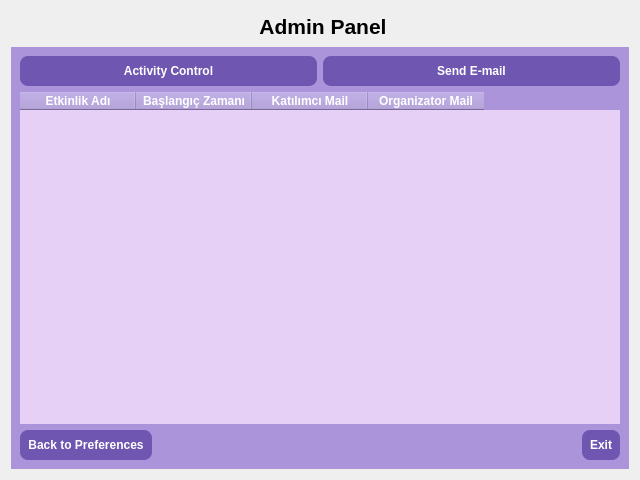
KursaDSc/Python-Module-Week7, file ui/admin_panel.ui: the form before one commit.
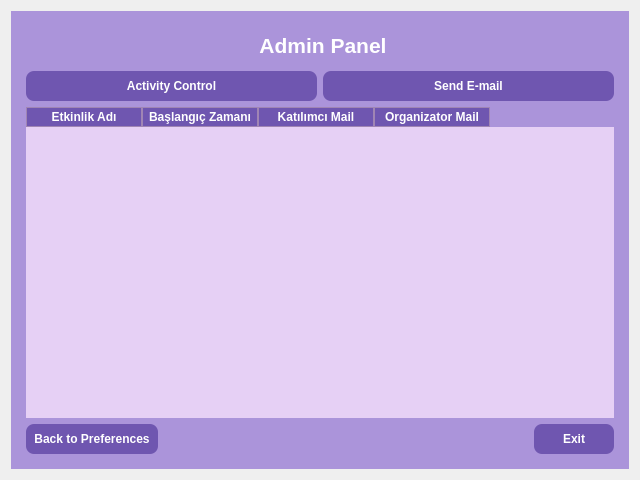
The form after the commit. Icons and pictures are not drawn.

Patch:
```diff
--- a/ui/admin_panel.ui
+++ b/ui/admin_panel.ui
@@ -33,6 +33,39 @@
   </property>
   <layout class="QVBoxLayout" name="verticalLayout">
    <item>
+    <widget class="QFrame" name="frame">
+     <property name="styleSheet">
+      <string notr="true">
+
+QFrame {
+    background-color: #ab94da;
+    border: none;
+	border-radius: 10 px;
+}
+
+
+</string>
+     </property>
+     <property name="frameShape">
+      <enum>QFrame::Shape::StyledPanel</enum>
+     </property>
+     <property name="frameShadow">
+      <enum>QFrame::Shadow::Raised</enum>
+     </property>
+     <layout class="QVBoxLayout" name="verticalLayout_3" stretch="10,5,80,5">
+      <property name="leftMargin">
+       <number>15</number>
+      </property>
+      <property name="topMargin">
+       <number>15</number>
+      </property>
+      <property name="rightMargin">
+       <number>15</number>
+      </property>
+      <property name="bottomMargin">
+       <number>15</number>
+      </property>
+      <item>
     <layout class="QHBoxLayout" name="horizontalLayout_5">
      <item>
       <widget class="QLabel" name="label">
@@ -61,6 +94,9 @@
          <bold>true</bold>
         </font>
        </property>
+          <property name="styleSheet">
+           <string notr="true">color: rgb(255, 255, 255);</string>
+          </property>
        <property name="text">
         <string>Admin Panel</string>
        </property>
@@ -88,30 +124,23 @@
     </layout>
    </item>
    <item>
-    <widget class="QFrame" name="frame">
-     <property name="styleSheet">
-      <string notr="true">QFrame {
-    background-color: #ab94da;
-    border: none;
-}
-</string>
-     </property>
-     <property name="frameShape">
-      <enum>QFrame::Shape::StyledPanel</enum>
-     </property>
-     <property name="frameShadow">
-      <enum>QFrame::Shadow::Raised</enum>
-     </property>
-     <layout class="QVBoxLayout" name="verticalLayout_3">
-      <item>
        <layout class="QHBoxLayout" name="searchLayout">
         <item>
          <widget class="QPushButton" name="searchButton">
+          <property name="sizePolicy">
+           <sizepolicy hsizetype="Minimum" vsizetype="Fixed">
+            <horstretch>0</horstretch>
+            <verstretch>0</verstretch>
+           </sizepolicy>
+          </property>
+          <property name="baseSize">
+           <size>
+            <width>0</width>
+            <height>0</height>
+           </size>
+          </property>
           <property name="styleSheet">
-           <string notr="true">QHeaderView::section {
-    color: red; /* Burada istediğin rengi yazabilirsin */
-    font-weight: bold; /* İsteğe bağlı: yazıyı kalın yapar */
-}
+           <string notr="true">
 QPushButton {
     background-color: #6f56b0;
     color: white;
@@ -136,6 +165,12 @@
         </item>
         <item>
          <widget class="QPushButton" name="email_button">
+          <property name="sizePolicy">
+           <sizepolicy hsizetype="Minimum" vsizetype="Fixed">
+            <horstretch>0</horstretch>
+            <verstretch>0</verstretch>
+           </sizepolicy>
+          </property>
           <property name="styleSheet">
            <string notr="true">QPushButton {
     background-color: #6f56b0;
@@ -229,6 +264,33 @@
              </color>
             </brush>
            </colorrole>
+           <colorrole role="Highlight">
+            <brush brushstyle="SolidPattern">
+             <color alpha="255">
+              <red>0</red>
+              <green>170</green>
+              <blue>255</blue>
+             </color>
+            </brush>
+           </colorrole>
+           <colorrole role="HighlightedText">
+            <brush brushstyle="SolidPattern">
+             <color alpha="255">
+              <red>0</red>
+              <green>0</green>
+              <blue>0</blue>
+             </color>
+            </brush>
+           </colorrole>
+           <colorrole role="AlternateBase">
+            <brush brushstyle="SolidPattern">
+             <color alpha="255">
+              <red>249</red>
+              <green>249</green>
+              <blue>249</blue>
+             </color>
+            </brush>
+           </colorrole>
            <colorrole role="PlaceholderText">
             <brush brushstyle="SolidPattern">
              <color alpha="128">
@@ -294,6 +356,33 @@
              </color>
             </brush>
            </colorrole>
+           <colorrole role="Highlight">
+            <brush brushstyle="SolidPattern">
+             <color alpha="255">
+              <red>0</red>
+              <green>170</green>
+              <blue>255</blue>
+             </color>
+            </brush>
+           </colorrole>
+           <colorrole role="HighlightedText">
+            <brush brushstyle="SolidPattern">
+             <color alpha="255">
+              <red>0</red>
+              <green>0</green>
+              <blue>0</blue>
+             </color>
+            </brush>
+           </colorrole>
+           <colorrole role="AlternateBase">
+            <brush brushstyle="SolidPattern">
+             <color alpha="255">
+              <red>249</red>
+              <green>249</green>
+              <blue>249</blue>
+             </color>
+            </brush>
+           </colorrole>
            <colorrole role="PlaceholderText">
             <brush brushstyle="SolidPattern">
              <color alpha="128">
@@ -359,6 +448,33 @@
              </color>
             </brush>
            </colorrole>
+           <colorrole role="Highlight">
+            <brush brushstyle="SolidPattern">
+             <color alpha="255">
+              <red>0</red>
+              <green>170</green>
+              <blue>255</blue>
+             </color>
+            </brush>
+           </colorrole>
+           <colorrole role="HighlightedText">
+            <brush brushstyle="SolidPattern">
+             <color alpha="255">
+              <red>0</red>
+              <green>0</green>
+              <blue>0</blue>
+             </color>
+            </brush>
+           </colorrole>
+           <colorrole role="AlternateBase">
+            <brush brushstyle="SolidPattern">
+             <color alpha="255">
+              <red>249</red>
+              <green>249</green>
+              <blue>249</blue>
+             </color>
+            </brush>
+           </colorrole>
            <colorrole role="PlaceholderText">
             <brush brushstyle="SolidPattern">
              <color alpha="128">
@@ -382,18 +498,25 @@
         </property>
         <property name="styleSheet">
          <string notr="true">QHeaderView::section {
-	color: rgb(171, 148, 218);
-	background-color: rgb(171, 148, 218);
-    color: white; /* Burada istediğin rengi yazabilirsin */
-    font-weight: bold; /* İsteğe bağlı: yazıyı kalın yapar */
+    background-color: #6f56b0;     /* Başlık hücrelerinin arka planı */
+    color: white;                  /* Başlık yazısı */
+    font-weight: bold;
+
+    border: 1px solid #a085b4;
 }
+
 QTableWidget {
     background-color: #e6d0f5;  /* Hücrelerin arka planı */
     color: black;               /* Yazı rengi */
     gridline-color: #b58cd9;    /* Hücre çizgi rengi */
+    alternate-background-color: #f9f9f9;	
     font-size: 13px;
+    selection-background-color: #00aaff;
+    selection-color: black;
+	border-radius: 0px;
     border: none;
-}</string>
+}
+</string>
         </property>
         <attribute name="horizontalHeaderDefaultSectionSize">
          <number>116</number>
@@ -424,6 +547,12 @@
        <layout class="QHBoxLayout" name="bottomLayout">
         <item>
          <widget class="QPushButton" name="returnButton">
+          <property name="sizePolicy">
+           <sizepolicy hsizetype="Minimum" vsizetype="Fixed">
+            <horstretch>0</horstretch>
+            <verstretch>0</verstretch>
+           </sizepolicy>
+          </property>
           <property name="styleSheet">
            <string notr="true">QPushButton {
     background-color: #6f56b0;
@@ -462,6 +591,18 @@
         </item>
         <item>
          <widget class="QPushButton" name="exitButton">
+          <property name="sizePolicy">
+           <sizepolicy hsizetype="Minimum" vsizetype="Fixed">
+            <horstretch>0</horstretch>
+            <verstretch>0</verstretch>
+           </sizepolicy>
+          </property>
+          <property name="minimumSize">
+           <size>
+            <width>80</width>
+            <height>0</height>
+           </size>
+          </property>
           <property name="styleSheet">
            <string notr="true">QPushButton {
     background-color: #6f56b0;
```
Left out of the diff: 12 changed lines with no effect on the pictures. Lines whose indentation alone changed are shown as unchanged.
